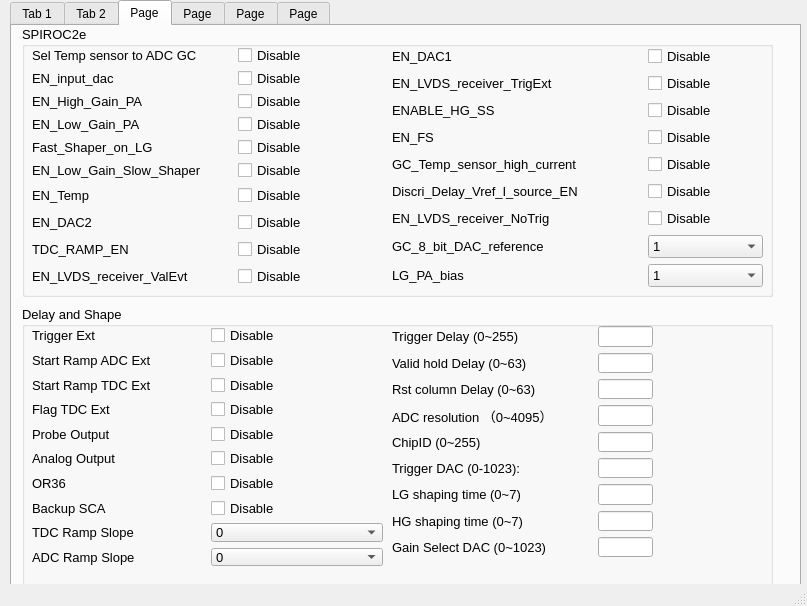
The window that mainwindow.ui (Dreamcatcher-aug/muon_Window) describes before a commit, drawn with Qt 5.
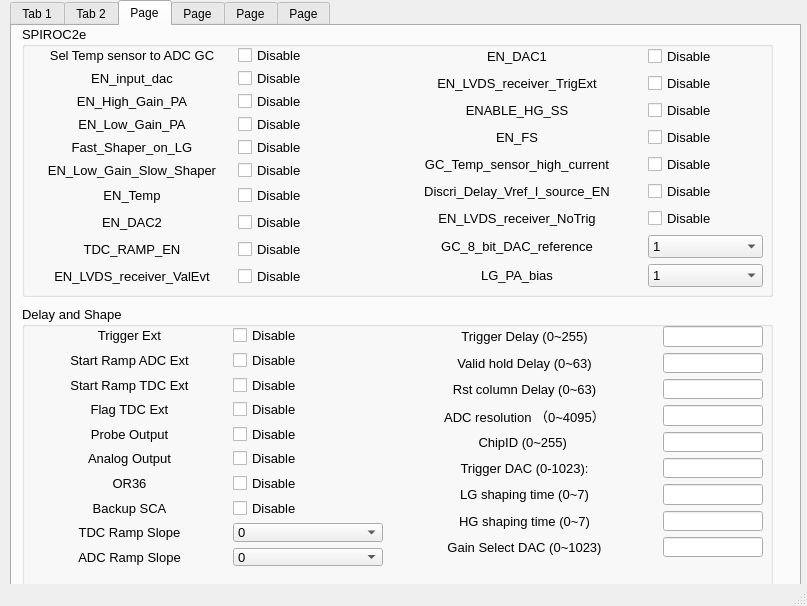
The same window after the commit. The open tabs and pages were chosen to show the change.

What changed in the file:
```diff
--- a/mainwindow.ui
+++ b/mainwindow.ui
@@ -1167,6 +1167,9 @@
               <property name="text">
                <string>EN_DAC1</string>
               </property>
+              <property name="alignment">
+               <set>Qt::AlignmentFlag::AlignCenter</set>
+              </property>
              </widget>
             </item>
             <item>
@@ -1191,6 +1194,9 @@
               <property name="text">
                <string>EN_LVDS_receiver_TrigExt</string>
               </property>
+              <property name="alignment">
+               <set>Qt::AlignmentFlag::AlignCenter</set>
+              </property>
              </widget>
             </item>
             <item>
@@ -1215,6 +1221,9 @@
               <property name="text">
                <string>ENABLE_HG_SS</string>
               </property>
+              <property name="alignment">
+               <set>Qt::AlignmentFlag::AlignCenter</set>
+              </property>
              </widget>
             </item>
             <item>
@@ -1239,6 +1248,9 @@
               <property name="text">
                <string>EN_FS</string>
               </property>
+              <property name="alignment">
+               <set>Qt::AlignmentFlag::AlignCenter</set>
+              </property>
              </widget>
             </item>
             <item>
@@ -1263,6 +1275,9 @@
               <property name="text">
                <string>GC_Temp_sensor_high_current</string>
               </property>
+              <property name="alignment">
+               <set>Qt::AlignmentFlag::AlignCenter</set>
+              </property>
              </widget>
             </item>
             <item>
@@ -1291,6 +1306,9 @@
               <property name="text">
                <string>Discri_Delay_Vref_I_source_EN</string>
               </property>
+              <property name="alignment">
+               <set>Qt::AlignmentFlag::AlignCenter</set>
+              </property>
              </widget>
             </item>
             <item>
@@ -1315,6 +1333,9 @@
               <property name="text">
                <string>EN_LVDS_receiver_NoTrig</string>
               </property>
+              <property name="alignment">
+               <set>Qt::AlignmentFlag::AlignCenter</set>
+              </property>
              </widget>
             </item>
             <item>
@@ -1345,6 +1366,9 @@
               <property name="text">
                <string>GC_8_bit_DAC_reference</string>
               </property>
+              <property name="alignment">
+               <set>Qt::AlignmentFlag::AlignCenter</set>
+              </property>
              </widget>
             </item>
             <item>
@@ -1387,6 +1411,9 @@
               <property name="text">
                <string>LG_PA_bias</string>
               </property>
+              <property name="alignment">
+               <set>Qt::AlignmentFlag::AlignCenter</set>
+              </property>
              </widget>
             </item>
             <item>
@@ -1439,6 +1466,9 @@
               <property name="text">
                <string>Sel Temp sensor to ADC GC</string>
               </property>
+              <property name="alignment">
+               <set>Qt::AlignmentFlag::AlignCenter</set>
+              </property>
              </widget>
             </item>
             <item>
@@ -1469,6 +1499,9 @@
               <property name="text">
                <string>EN_input_dac</string>
               </property>
+              <property name="alignment">
+               <set>Qt::AlignmentFlag::AlignCenter</set>
+              </property>
              </widget>
             </item>
             <item>
@@ -1493,6 +1526,9 @@
               <property name="text">
                <string>EN_High_Gain_PA</string>
               </property>
+              <property name="alignment">
+               <set>Qt::AlignmentFlag::AlignCenter</set>
+              </property>
              </widget>
             </item>
             <item>
@@ -1517,6 +1553,9 @@
               <property name="text">
                <string>EN_Low_Gain_PA</string>
               </property>
+              <property name="alignment">
+               <set>Qt::AlignmentFlag::AlignCenter</set>
+              </property>
              </widget>
             </item>
             <item>
@@ -1541,6 +1580,9 @@
               <property name="text">
                <string>Fast_Shaper_on_LG</string>
               </property>
+              <property name="alignment">
+               <set>Qt::AlignmentFlag::AlignCenter</set>
+              </property>
              </widget>
             </item>
             <item>
@@ -1565,6 +1607,9 @@
               <property name="text">
                <string>EN_Low_Gain_Slow_Shaper</string>
               </property>
+              <property name="alignment">
+               <set>Qt::AlignmentFlag::AlignCenter</set>
+              </property>
              </widget>
             </item>
             <item>
@@ -1593,6 +1638,9 @@
               <property name="text">
                <string>EN_Temp</string>
               </property>
+              <property name="alignment">
+               <set>Qt::AlignmentFlag::AlignCenter</set>
+              </property>
              </widget>
             </item>
             <item>
@@ -1617,6 +1665,9 @@
               <property name="text">
                <string>EN_DAC2</string>
               </property>
+              <property name="alignment">
+               <set>Qt::AlignmentFlag::AlignCenter</set>
+              </property>
              </widget>
             </item>
             <item>
@@ -1641,6 +1692,9 @@
               <property name="text">
                <string>TDC_RAMP_EN</string>
               </property>
+              <property name="alignment">
+               <set>Qt::AlignmentFlag::AlignCenter</set>
+              </property>
              </widget>
             </item>
             <item>
@@ -1665,6 +1719,9 @@
               <property name="text">
                <string>EN_LVDS_receiver_ValEvt</string>
               </property>
+              <property name="alignment">
+               <set>Qt::AlignmentFlag::AlignCenter</set>
+              </property>
              </widget>
             </item>
             <item>
@@ -1703,7 +1760,7 @@
         <rect>
          <x>370</x>
          <y>20</y>
-         <width>261</width>
+         <width>371</width>
          <height>231</height>
         </rect>
        </property>
@@ -1721,10 +1778,20 @@
             <property name="text">
              <string>Trigger Delay (0~255)</string>
             </property>
+            <property name="alignment">
+             <set>Qt::AlignmentFlag::AlignCenter</set>
+            </property>
            </widget>
           </item>
           <item>
-           <widget class="QLineEdit" name="triggerDelay"/>
+           <widget class="QLineEdit" name="triggerDelay">
+            <property name="maximumSize">
+             <size>
+              <width>100</width>
+              <height>16777215</height>
+             </size>
+            </property>
+           </widget>
           </item>
          </layout>
         </item>
@@ -1741,10 +1808,20 @@
             <property name="text">
              <string>Valid hold Delay (0~63)</string>
             </property>
+            <property name="alignment">
+             <set>Qt::AlignmentFlag::AlignCenter</set>
+            </property>
            </widget>
           </item>
           <item>
-           <widget class="QLineEdit" name="validholdDelay"/>
+           <widget class="QLineEdit" name="validholdDelay">
+            <property name="maximumSize">
+             <size>
+              <width>100</width>
+              <height>16777215</height>
+             </size>
+            </property>
+           </widget>
           </item>
          </layout>
         </item>
@@ -1761,10 +1838,20 @@
             <property name="text">
              <string>Rst column Delay (0~63)</string>
             </property>
+            <property name="alignment">
+             <set>Qt::AlignmentFlag::AlignCenter</set>
+            </property>
            </widget>
           </item>
           <item>
-           <widget class="QLineEdit" name="rstcolDelay"/>
+           <widget class="QLineEdit" name="rstcolDelay">
+            <property name="maximumSize">
+             <size>
+              <width>100</width>
+              <height>16777215</height>
+             </size>
+            </property>
+           </widget>
           </item>
          </layout>
         </item>
@@ -1781,10 +1868,20 @@
             <property name="text">
              <string>ADC resolution （0~4095）</string>
             </property>
+            <property name="alignment">
+             <set>Qt::AlignmentFlag::AlignCenter</set>
+            </property>
            </widget>
           </item>
           <item>
-           <widget class="QLineEdit" name="adcResolution"/>
+           <widget class="QLineEdit" name="adcResolution">
+            <property name="maximumSize">
+             <size>
+              <width>100</width>
+              <height>16777215</height>
+             </size>
+            </property>
+           </widget>
           </item>
          </layout>
         </item>
@@ -1801,10 +1898,20 @@
             <property name="text">
              <string>ChipID (0~255) </string>
             </property>
+            <property name="alignment">
+             <set>Qt::AlignmentFlag::AlignCenter</set>
+            </property>
            </widget>
           </item>
           <item>
-           <widget class="QLineEdit" name="chipID"/>
+           <widget class="QLineEdit" name="chipID">
+            <property name="maximumSize">
+             <size>
+              <width>100</width>
+              <height>16777215</height>
+             </size>
+            </property>
+           </widget>
           </item>
          </layout>
         </item>
@@ -1821,10 +1928,20 @@
             <property name="text">
              <string>Trigger DAC (0-1023):</string>
             </property>
+            <property name="alignment">
+             <set>Qt::AlignmentFlag::AlignCenter</set>
+            </property>
            </widget>
           </item>
           <item>
-           <widget class="QLineEdit" name="trig_dac_value"/>
+           <widget class="QLineEdit" name="trig_dac_value">
+            <property name="maximumSize">
+             <size>
+              <width>100</width>
+              <height>16777215</height>
+             </size>
+            </property>
+           </widget>
           </item>
          </layout>
         </item>
@@ -1841,10 +1958,20 @@
             <property name="text">
              <string>LG shaping time (0~7)</string>
             </property>
+            <property name="alignment">
+             <set>Qt::AlignmentFlag::AlignCenter</set>
+            </property>
            </widget>
           </item>
           <item>
-           <widget class="QLineEdit" name="lgShapeValue"/>
+           <widget class="QLineEdit" name="lgShapeValue">
+            <property name="maximumSize">
+             <size>
+              <width>100</width>
+              <height>16777215</height>
+             </size>
+            </property>
+           </widget>
           </item>
          </layout>
         </item>
@@ -1861,10 +1988,20 @@
             <property name="text">
              <string>HG shaping time (0~7)</string>
             </property>
+            <property name="alignment">
+             <set>Qt::AlignmentFlag::AlignCenter</set>
+            </property>
            </widget>
           </item>
           <item>
-           <widget class="QLineEdit" name="hgShapeValue"/>
+           <widget class="QLineEdit" name="hgShapeValue">
+            <property name="maximumSize">
+             <size>
+              <width>100</width>
+              <height>16777215</height>
+             </size>
+            </property>
+           </widget>
           </item>
          </layout>
         </item>
@@ -1881,10 +2018,20 @@
             <property name="text">
              <string>Gain Select DAC (0~1023)</string>
             </property>
+            <property name="alignment">
+             <set>Qt::AlignmentFlag::AlignCenter</set>
+            </property>
            </widget>
           </item>
           <item>
-           <widget class="QLineEdit" name="gain_sel_value"/>
+           <widget class="QLineEdit" name="gain_sel_value">
+            <property name="maximumSize">
+             <size>
+              <width>100</width>
+              <height>16777215</height>
+             </size>
+            </property>
+           </widget>
           </item>
          </layout>
         </item>
@@ -1912,15 +2059,30 @@
             <property name="text">
              <string>Trigger Ext</string>
             </property>
+            <property name="alignment">
+             <set>Qt::AlignmentFlag::AlignCenter</set>
+            </property>
            </widget>
           </item>
           <item>
            <widget class="QCheckBox" name="triggerExt">
+            <property name="maximumSize">
+             <size>
+              <width>150</width>
+              <height>16777215</height>
+             </size>
+            </property>
             <property name="font">
              <font>
               <pointsize>10</pointsize>
              </font>
             </property>
+            <property name="layoutDirection">
+             <enum>Qt::LayoutDirection::LeftToRight</enum>
+            </property>
+            <property name="autoFillBackground">
+             <bool>false</bool>
+            </property>
             <property name="text">
              <string>Disable</string>
             </property>
@@ -1935,10 +2097,25 @@
             <property name="text">
              <string>Start Ramp ADC Ext</string>
             </property>
+            <property name="alignment">
+             <set>Qt::AlignmentFlag::AlignCenter</set>
+            </property>
            </widget>
           </item>
           <item>
            <widget class="QCheckBox" name="startRampAdcExt_enable">
+            <property name="maximumSize">
+             <size>
+              <width>150</width>
+              <height>16777215</height>
+             </size>
+            </property>
+            <property name="layoutDirection">
+             <enum>Qt::LayoutDirection::LeftToRight</enum>
+            </property>
+            <property name="autoFillBackground">
+             <bool>false</bool>
+            </property>
             <property name="text">
              <string>Disable</string>
             </property>
@@ -1953,10 +2130,25 @@
             <property name="text">
              <string>Start Ramp TDC Ext</string>
             </property>
+            <property name="alignment">
+             <set>Qt::AlignmentFlag::AlignCenter</set>
+            </property>
            </widget>
           </item>
           <item>
            <widget class="QCheckBox" name="startRampTdcExt_enable">
+            <property name="maximumSize">
+             <size>
+              <width>150</width>
+              <height>16777215</height>
+             </size>
+            </property>
+            <property name="layoutDirection">
+             <enum>Qt::LayoutDirection::LeftToRight</enum>
+            </property>
+            <property name="autoFillBackground">
+             <bool>false</bool>
+            </property>
             <property name="text">
              <string>Disable</string>
             </property>
@@ -1971,10 +2163,25 @@
             <property name="text">
              <string>Flag TDC Ext</string>
             </property>
+            <property name="alignment">
+             <set>Qt::AlignmentFlag::AlignCenter</set>
+            </property>
            </widget>
           </item>
           <item>
            <widget class="QCheckBox" name="flagTdcExt_enable">
+            <property name="maximumSize">
+             <size>
+              <width>150</width>
+              <height>16777215</height>
+             </size>
+            </property>
+            <property name="layoutDirection">
+             <enum>Qt::LayoutDirection::LeftToRight</enum>
+            </property>
+            <property name="autoFillBackground">
+             <bool>false</bool>
+            </property>
             <property name="text">
              <string>Disable</string>
             </property>
@@ -1989,10 +2196,25 @@
             <property name="text">
              <string>Probe Output</string>
             </property>
+            <property name="alignment">
+             <set>Qt::AlignmentFlag::AlignCenter</set>
+            </property>
            </widget>
           </item>
           <item>
            <widget class="QCheckBox" name="probe_enable">
+            <property name="maximumSize">
+             <size>
+              <width>150</width>
+              <height>16777215</height>
+             </size>
+            </property>
+            <property name="layoutDirection">
+             <enum>Qt::LayoutDirection::LeftToRight</enum>
+            </property>
+            <property name="autoFillBackground">
+             <bool>false</bool>
+            </property>
             <property name="text">
              <string>Disable</string>
             </property>
@@ -2007,10 +2229,25 @@
             <property name="text">
              <string>Analog Output</string>
             </property>
+            <property name="alignment">
+             <set>Qt::AlignmentFlag::AlignCenter</set>
+            </property>
            </widget>
           </item>
           <item>
            <widget class="QCheckBox" name="analogOutput_enable">
+            <property name="maximumSize">
+             <size>
+              <width>150</width>
+              <height>16777215</height>
+             </size>
+            </property>
+            <property name="layoutDirection">
+             <enum>Qt::LayoutDirection::LeftToRight</enum>
+            </property>
+            <property name="autoFillBackground">
+             <bool>false</bool>
+            </property>
             <property name="text">
              <string>Disable</string>
             </property>
@@ -2025,10 +2262,25 @@
             <property name="text">
              <string>OR36</string>
             </property>
+            <property name="alignment">
+             <set>Qt::AlignmentFlag::AlignCenter</set>
+            </property>
            </widget>
           </item>
           <item>
            <widget class="QCheckBox" name="or36_enable">
+            <property name="maximumSize">
+             <size>
+              <width>150</width>
+              <height>16777215</height>
+             </size>
+            </property>
+            <property name="layoutDirection">
+             <enum>Qt::LayoutDirection::LeftToRight</enum>
+            </property>
+            <property name="autoFillBackground">
+             <bool>false</bool>
+            </property>
             <property name="text">
              <string>Disable</string>
             </property>
@@ -2043,10 +2295,25 @@
             <property name="text">
              <string>Backup SCA</string>
             </property>
+            <property name="alignment">
+             <set>Qt::AlignmentFlag::AlignCenter</set>
+            </property>
            </widget>
           </item>
           <item>
            <widget class="QCheckBox" name="backSCA_enable">
+            <property name="maximumSize">
+             <size>
+              <width>150</width>
+              <height>16777215</height>
+             </size>
+            </property>
+            <property name="layoutDirection">
+             <enum>Qt::LayoutDirection::LeftToRight</enum>
+            </property>
+            <property name="autoFillBackground">
+             <bool>false</bool>
+            </property>
             <property name="text">
              <string>Disable</string>
             </property>
@@ -2061,10 +2328,19 @@
             <property name="text">
              <string>TDC Ramp Slope</string>
             </property>
+            <property name="alignment">
+             <set>Qt::AlignmentFlag::AlignCenter</set>
+            </property>
            </widget>
           </item>
           <item>
            <widget class="QComboBox" name="tdcRampSlope_combo">
+            <property name="maximumSize">
+             <size>
+              <width>150</width>
+              <height>16777215</height>
+             </size>
+            </property>
             <item>
              <property name="text">
               <string>0</string>
@@ -2091,10 +2367,19 @@
             <property name="text">
              <string>ADC Ramp Slope</string>
             </property>
+            <property name="alignment">
+             <set>Qt::AlignmentFlag::AlignCenter</set>
+            </property>
            </widget>
           </item>
           <item>
            <widget class="QComboBox" name="adcRampSlope_combo">
+            <property name="maximumSize">
+             <size>
+              <width>150</width>
+              <height>16777215</height>
+             </size>
+            </property>
             <item>
              <property name="text">
               <string>0</string>
```
Left out of the diff: 140 changed lines with no effect on the pictures.
